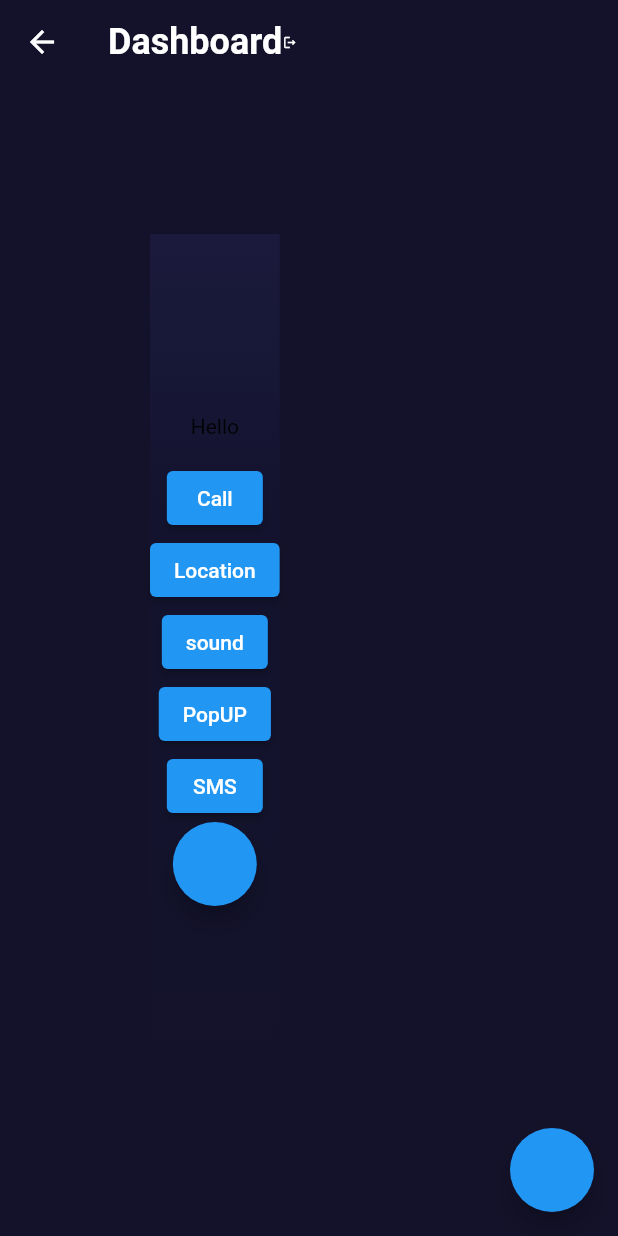
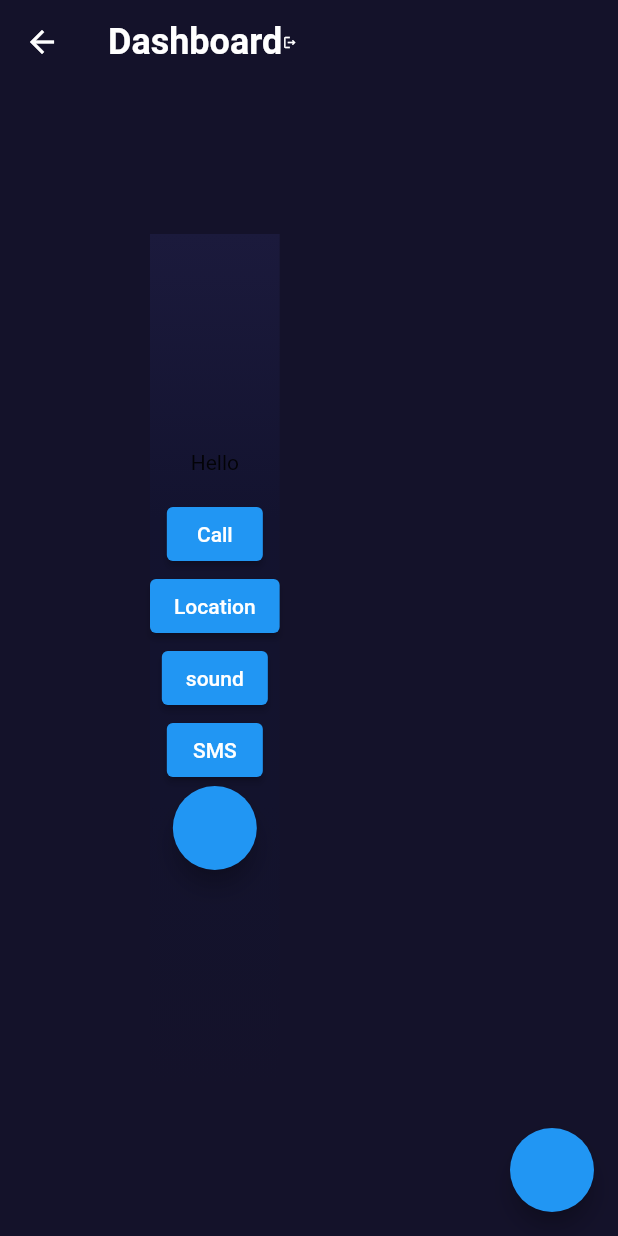
Before and after one commit to KrishChopra22/DriWary, a Flutter app: the Dashboard screen opened directly, on a phone screen of 412 x 824 dp. Run offline on Flutter 3.47's test engine with Material 2 defaults, Android fonts, the phone set to English and light mode, and no system bars; our stand-ins replace audioplayers, camera, firebase_auth, firebase_core, firebase_database, fluttertoast and 4 more; missing offline and left inert: flutter_phone_direct_caller, flutter_sms, google_mlkit_face_detection; accounts and stored records are empty.

Commit message:
edit done

```diff
--- a/lib/screens/dashboard.dart
+++ b/lib/screens/dashboard.dart
@@ -81,9 +81,6 @@ class Dashboard extends StatelessWidget {
                     },
                     child: const Text('sound')),
                 ElevatedButton(
-                    onPressed: () => popup(context),
-                    child: const Text('PopUP')),
-                ElevatedButton(
                     onPressed: () => _sendSMS(message, recipients),
                     child: const Text('SMS')),
                 FloatingActionButton(
```
